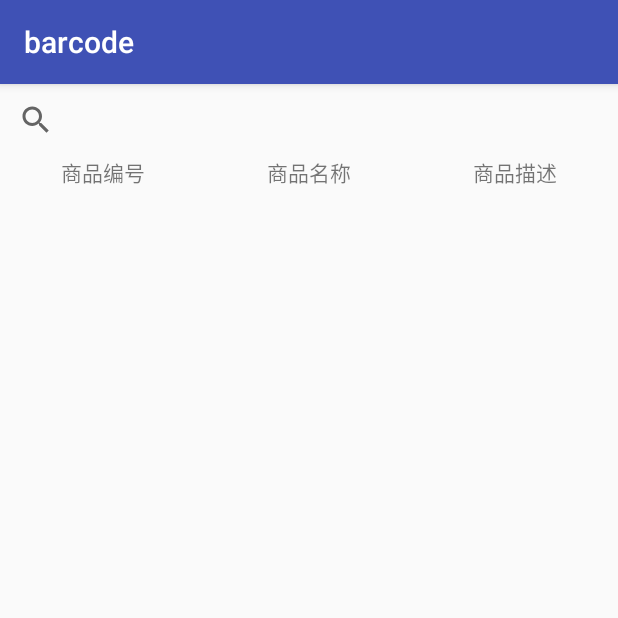
After one commit to zhengzhengshi/BarCode, an Android app: the fragment QueryFragment shown on its own in the app's theme, on a phone screen of 412 x 824 dp, the top half of it. The commit adds this screen. Run offline under Robolectric (Android 15) with nearby library versions, the phone set to English and light mode, and no system bars.

Commit message:
[DEV] add search function and support fuzzy search.

```diff
--- /dev/null
+++ b/Android/app/src/main/java/com/project/barcode/QueryFragment.java
@@ -0,0 +1,95 @@
+package com.project.barcode;
+
+import android.content.Context;
+import android.support.v7.widget.SearchView;
+import android.text.TextUtils;
+import android.view.LayoutInflater;
+import android.view.View;
+import android.view.ViewGroup;
+import android.widget.ArrayAdapter;
+import android.widget.ListView;
+import android.widget.TextView;
+import android.widget.Toast;
+
+import com.project.barcode.mvp.AssetInfo;
+import com.project.barcode.mvp.BaseView;
+
+import java.util.ArrayList;
+import java.util.List;
+
+public class QueryFragment extends BaseView {
+    private SearchView mSearchView;
+    private ListView mSearchResultListView;
+    private List<AssetInfo> mSearchList = new ArrayList<>();
+    private SearchAdapter mSearcAdapter;
+
+    public class SearchAdapter extends ArrayAdapter<AssetInfo> {
+        private int mLayoutId;
+
+        public SearchAdapter(Context context, int layoutId, List<AssetInfo> assetInfos) {
+            super(context, layoutId, assetInfos);
+            mLayoutId = layoutId;
+        }
+
+        @Override
+        public View getView(int position, View convertView, ViewGroup parent) {
+            AssetInfo info = getItem(position);
+            View view = LayoutInflater.from(getContext()).inflate(mLayoutId, parent, false);
+            TextView codeText = view.findViewById(R.id.search_code);
+            TextView nameText = view.findViewById(R.id.search_name);
+            TextView describe = view.findViewById(R.id.search_describe);
+            codeText.setText(info.getAssetCode().toString());
+            nameText.setText(info.getAssetName());
+            describe.setText(info.getAssetDescribe());
+            return view;
+        }
+    }
+
+    @Override
+    protected int getViewId() {
+        return R.layout.query_fragment;
+    }
+
+    @Override
+    protected void initView(View view) {
+        mSearchResultListView = view.findViewById(R.id.search_result_list);
+        mSearcAdapter = new SearchAdapter(getContext(), R.layout.query_list_item, mSearchList);
+        mSearchResultListView.setAdapter(mSearcAdapter);
+
+        mSearchView = view.findViewById(R.id.search_view);
+        mSearchView.setOnQueryTextListener(new SearchView.OnQueryTextListener() {
+            @Override
+            public boolean onQueryTextSubmit(String query) {
+                if (TextUtils.isEmpty(query)) {
+                    Toast.makeText(getContext(), "查询内容不能为空！", Toast.LENGTH_SHORT).show();
+                    return true;
+                }
+                mSearchList.clear();
+                mSearchList = searchFromDb(query);
+                if (mSearchList.size() == 0) {
+                    Toast.makeText(getContext(), "查找的商品不在仓库中", Toast.LENGTH_SHORT).show();
+                } else {
+                    Toast.makeText(getContext(), "查找成功", Toast.LENGTH_SHORT).show();
+                }
+                mSearcAdapter = new SearchAdapter(getContext(), R.layout.query_list_item, mSearchList);
+                mSearcAdapter.notifyDataSetChanged();
+                mSearchResultListView.setAdapter(mSearcAdapter);
+                return true;
+            }
+
+            @Override
+            public boolean onQueryTextChange(String query) {
+                mSearchList.clear();
+                mSearchList = searchFromDb(query);
+                mSearcAdapter = new SearchAdapter(getContext(), R.layout.query_list_item, mSearchList);
+                mSearcAdapter.notifyDataSetChanged();
+                mSearchResultListView.setAdapter(mSearcAdapter);
+                return true;
+            }
+        });
+    }
+
+    private List<AssetInfo> searchFromDb(String keyword) {
+        return mPresenter.keyWordSearchInDb(keyword);
+    }
+}
--- a/Android/app/src/main/java/com/project/barcode/mvp/BasePresenter.java
+++ /dev/null
@@ -1,4 +0,0 @@
-package com.project.barcode.mvp;
-
-public interface BasePresenter {
-}
--- a/Android/app/src/main/java/com/project/barcode/mvp/BaseView.java
+++ b/Android/app/src/main/java/com/project/barcode/mvp/BaseView.java
@@ -1,5 +1,31 @@
 package com.project.barcode.mvp;
 
-public interface BaseView<T> {
-    void setPresenter(T presenter);
+import android.os.Bundle;
+import android.support.annotation.NonNull;
+import android.support.annotation.Nullable;
+import android.support.v4.app.Fragment;
+import android.view.LayoutInflater;
+import android.view.View;
+import android.view.ViewGroup;
+
+import com.project.barcode.ImportFragment;
+
+public abstract class BaseView extends Fragment {
+    protected MainPresenter mPresenter;
+
+    public void setPresenter(MainPresenter presenter) {
+        this.mPresenter = presenter;
+    }
+
+    @Nullable
+    @Override
+    public View onCreateView(@NonNull LayoutInflater inflater, @Nullable ViewGroup container, @Nullable Bundle savedInstanceState) {
+        View view = inflater.inflate(getViewId(), container, false);
+        initView(view);
+        return view;
+    }
+    protected abstract int getViewId();
+    protected abstract void initView(View view);
+
+
 }
--- a/Android/app/src/main/java/com/project/barcode/DatabaseHelper.java
+++ b/Android/app/src/main/java/com/project/barcode/utils/DatabaseHelper.java
@@ -1,4 +1,4 @@
-package com.project.barcode;
+package com.project.barcode.utils;
 
 import android.content.Context;
 import android.database.sqlite.SQLiteDatabase;
--- /dev/null
+++ b/Android/app/src/main/res/layout/query_fragment.xml
@@ -0,0 +1,44 @@
+<?xml version="1.0" encoding="utf-8"?>
+<LinearLayout xmlns:android="http://schemas.android.com/apk/res/android"
+    android:layout_width="match_parent"
+    android:layout_height="match_parent"
+    android:orientation="vertical">
+
+    <android.support.v7.widget.SearchView
+        android:id="@+id/search_view"
+        android:layout_width="match_parent"
+        android:layout_height="wrap_content" />
+
+    <LinearLayout
+        android:layout_width="match_parent"
+        android:layout_height="wrap_content"
+        android:orientation="horizontal">
+
+        <TextView
+            android:text="商品编号"
+            android:layout_width="0dp"
+            android:layout_height="wrap_content"
+            android:gravity="center"
+            android:layout_weight="1" />
+
+        <TextView
+            android:text="商品名称"
+            android:layout_width="0dp"
+            android:layout_height="wrap_content"
+            android:gravity="center"
+            android:layout_weight="1" />
+
+        <TextView
+            android:text="商品描述"
+            android:layout_width="0dp"
+            android:layout_height="wrap_content"
+            android:gravity="center"
+            android:layout_weight="1" />
+
+    </LinearLayout>
+
+    <ListView
+        android:id="@+id/search_result_list"
+        android:layout_width="match_parent"
+        android:layout_height="wrap_content" />
+</LinearLayout>
```
Also changed, not shown: Android/app/src/main/java/com/project/barcode/AboutAuthorFragment.java (added, +18 -0 lines), Android/app/src/main/java/com/project/barcode/ImportFragment.java (+18 -24 lines), Android/app/src/main/java/com/project/barcode/InfoFragment.java (+10 -23 lines), Android/app/src/main/java/com/project/barcode/MainActivity.java (+5 -2 lines), Android/app/src/main/java/com/project/barcode/MainFragment.java (added, +63 -0 lines), Android/app/src/main/java/com/project/barcode/ScanFragment.java (deleted, +0 -38 lines), Android/app/src/main/java/com/project/barcode/mvp/Contract.java (deleted, +0 -10 lines), Android/app/src/main/java/com/project/barcode/mvp/MainPresenter.java (+51 -10 lines), Android/app/src/main/java/com/project/barcode/utils/Utils.java (added, +12 -0 lines), Android/app/src/main/res/layout/about_author_fragment.xml (renamed from Android/app/src/main/res/layout/scan_fragment.xml, +7 -3 lines), Android/app/src/main/res/layout/import_fragment.xml (+4 -4 lines), Android/app/src/main/res/layout/main_fragment.xml (added, +21 -0 lines), Android/app/src/main/res/layout/query_list_item.xml (added, +25 -0 lines).
